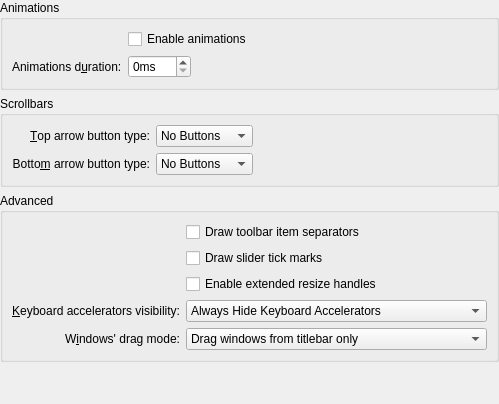
The window that kstyle/config/ui/breezestyleconfig.ui (Luwx/Lightly) describes before a commit, drawn with Qt 5.
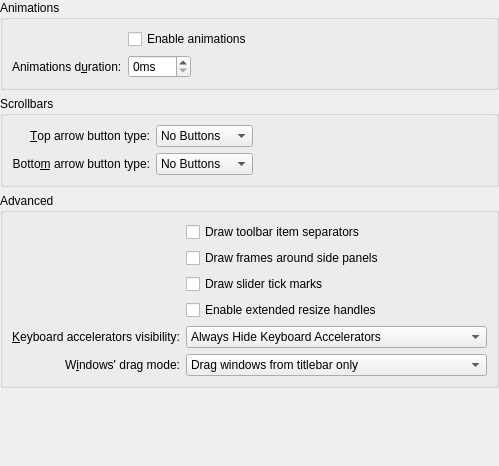
The same window after the commit. Custom widgets are drawn as their Qt base class.

Commit message: add ui option for drawing/hiding dock widget frames

```diff
--- a/kstyle/config/ui/breezestyleconfig.ui
+++ b/kstyle/config/ui/breezestyleconfig.ui
@@ -6,8 +6,8 @@
    <rect>
     <x>0</x>
     <y>0</y>
-    <width>464</width>
-    <height>404</height>
+    <width>466</width>
+    <height>466</height>
    </rect>
   </property>
   <property name="windowTitle">
@@ -164,7 +164,14 @@
       <string>Advanced</string>
      </property>
      <layout class="QGridLayout" name="gridLayout_3">
-      <item row="5" column="0">
+      <item row="2" column="1">
+       <widget class="QCheckBox" name="_dockWidgetDrawFrame">
+        <property name="text">
+         <string>Draw frames around side panels</string>
+        </property>
+       </widget>
+      </item>
+      <item row="8" column="0">
        <widget class="QLabel" name="_mnemonicsLabel">
         <property name="text">
          <string>&amp;Keyboard accelerators visibility:</string>
@@ -177,7 +184,7 @@
         </property>
        </widget>
       </item>
-      <item row="6" column="1" colspan="2">
+      <item row="9" column="1" colspan="2">
        <widget class="KComboBox" name="_windowDragMode">
         <item>
          <property name="text">
@@ -196,7 +203,7 @@
         </item>
        </widget>
       </item>
-      <item row="5" column="1" colspan="2">
+      <item row="8" column="1" colspan="2">
        <widget class="KComboBox" name="_mnemonicsMode">
         <item>
          <property name="text">
@@ -215,14 +222,14 @@
         </item>
        </widget>
       </item>
-      <item row="2" column="1" rowspan="2" colspan="2">
+      <item row="5" column="1" rowspan="2" colspan="2">
        <widget class="QCheckBox" name="_splitterProxyEnabled">
         <property name="text">
          <string>Enable extended resize handles</string>
         </property>
        </widget>
       </item>
-      <item row="6" column="0">
+      <item row="9" column="0">
        <widget class="QLabel" name="_windowDragLabel">
         <property name="sizePolicy">
          <sizepolicy hsizetype="Preferred" vsizetype="Preferred">
@@ -241,21 +248,14 @@
         </property>
        </widget>
       </item>
-      <item row="0" column="1" colspan="2">
-       <widget class="QCheckBox" name="_toolBarDrawItemSeparator">
-        <property name="text">
-         <string>Draw toolbar item separators</string>
-        </property>
-       </widget>
-      </item>
-      <item row="1" column="1" colspan="2">
+      <item row="4" column="1" colspan="2">
        <widget class="QCheckBox" name="_sliderDrawTickMarks">
         <property name="text">
          <string>Draw slider tick marks</string>
         </property>
        </widget>
       </item>
-      <item row="5" column="3">
+      <item row="8" column="3">
        <spacer name="horizontalSpacer_3">
         <property name="orientation">
          <enum>Qt::Horizontal</enum>
@@ -268,6 +268,13 @@
         </property>
        </spacer>
       </item>
+      <item row="1" column="1">
+       <widget class="QCheckBox" name="_toolBarDrawItemSeparator">
+        <property name="text">
+         <string>Draw toolbar item separators</string>
+        </property>
+       </widget>
+      </item>
      </layout>
     </widget>
    </item>
```
Left out of the diff: 1 changed line with no effect on the pictures. The commit also changes 1 other file.
